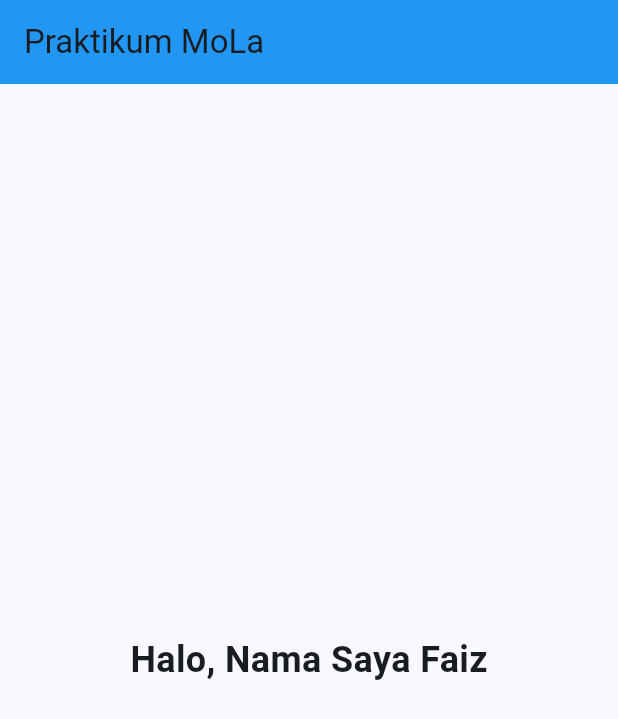
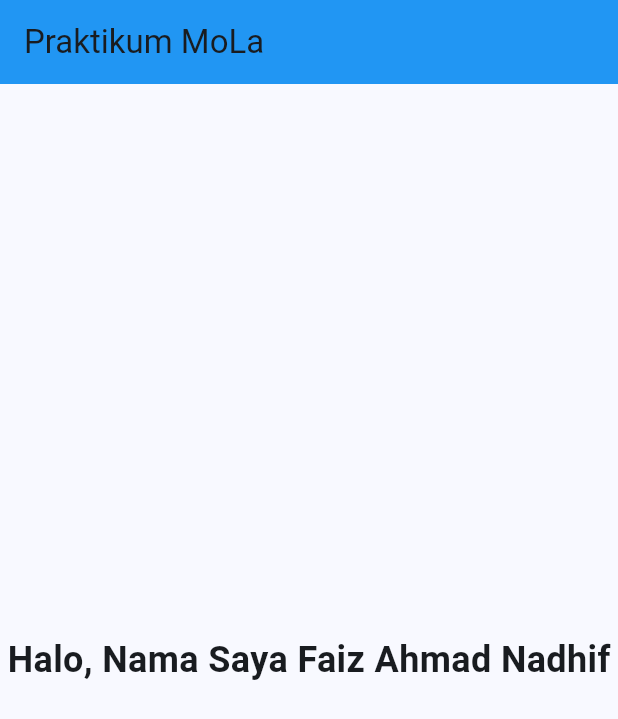
Before and after one commit to Antiether/prak-mobilelanjut-2357051012, a Flutter app: the screen it shows after launch, on a phone screen of 412 x 824 dp. Shown: the top 719 px of the screen. Run offline on Flutter 3.47's test engine with Material 3 defaults, Android fonts, the phone set to English and light mode, and no system bars.

Commit message:
second commit

```diff
--- a/lib/main.dart
+++ b/lib/main.dart
@@ -31,7 +31,7 @@ class HomePage extends StatelessWidget {
       ),
       body: const Center(
         child: Text(
-          "Halo, Nama Saya Faiz",   // ganti sesuai nama kamu
+          "Halo, Nama Saya Faiz Ahmad Nadhif",   // ganti sesuai nama kamu
           style: TextStyle(fontSize: 24, fontWeight: FontWeight.bold),
         ),
       ),
```
